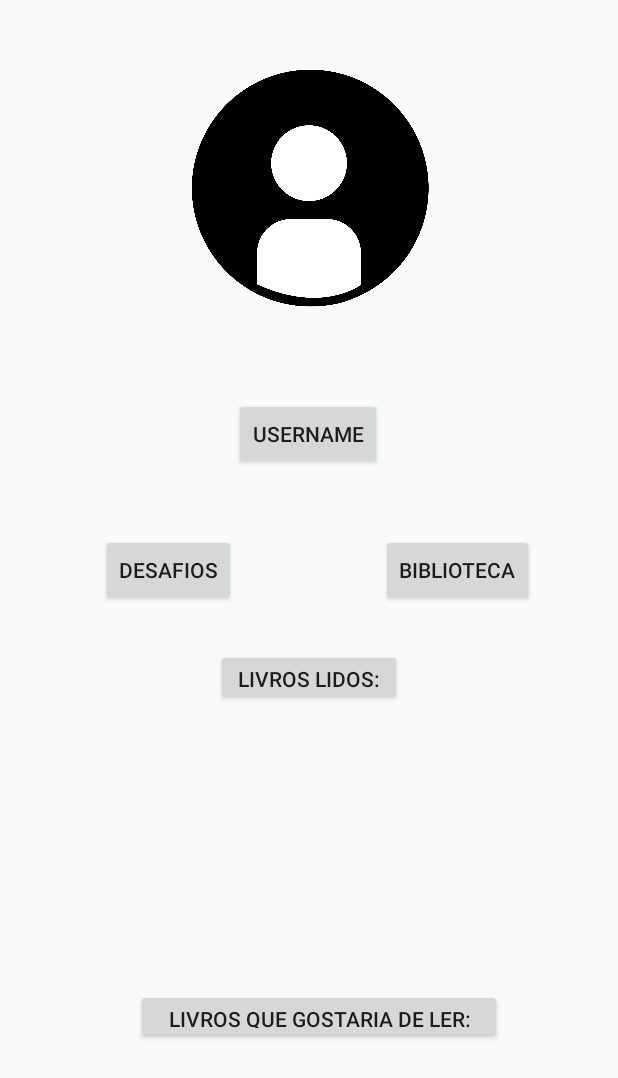
After one commit to Joshua-Mosso/-WowBook-, an Android app: the PerfilActivity screen opened directly, with no data from a screen before it, on a phone screen of 412 x 824 dp. The commit adds this screen. Shown: the top 1078 px of the screen. Run offline under Robolectric (Android 15) with nearby library versions, the phone set to English and light mode, and no system bars.

Commit message:
perfil, definiçoes feito

```diff
--- a/WOWBOOK/app/src/main/AndroidManifest.xml
+++ b/WOWBOOK/app/src/main/AndroidManifest.xml
@@ -9,7 +9,10 @@
         android:roundIcon="@mipmap/ic_launcher_round"
         android:supportsRtl="true"
         android:theme="@style/AppTheme">
-        <activity android:name=".BibliotecaperfilActivity"></activity>
+        <activity android:name=".PerfilSobreNosActivity"></activity>
+        <activity android:name=".EditarperfilActivity" />
+        <activity android:name=".PerfilActivity" />
+        <activity android:name=".BibliotecaperfilActivity" />
         <activity android:name=".desafios" />
         <activity
             android:name=".HomePage"
--- /dev/null
+++ b/WOWBOOK/app/src/main/java/com/example/wowbook/PerfilActivity.java
@@ -0,0 +1,13 @@
+package com.example.wowbook;
+
+import android.support.v7.app.AppCompatActivity;
+import android.os.Bundle;
+
+public class PerfilActivity extends AppCompatActivity {
+
+    @Override
+    protected void onCreate(Bundle savedInstanceState) {
+        super.onCreate(savedInstanceState);
+        setContentView(R.layout.perfil);
+    }
+}
--- /dev/null
+++ b/WOWBOOK/app/src/main/res/layout/perfil.xml
@@ -0,0 +1,78 @@
+<?xml version="1.0" encoding="utf-8"?>
+<android.support.constraint.ConstraintLayout xmlns:android="http://schemas.android.com/apk/res/android"
+    xmlns:app="http://schemas.android.com/apk/res-auto"
+    xmlns:tools="http://schemas.android.com/tools"
+    android:layout_width="match_parent"
+    android:layout_height="match_parent"
+    tools:context=".PerfilActivity">
+
+    <Button
+        android:id="@+id/button7"
+        android:layout_width="wrap_content"
+        android:layout_height="wrap_content"
+        android:text="Biblioteca"
+        app:layout_constraintBottom_toBottomOf="parent"
+        app:layout_constraintEnd_toEndOf="parent"
+        app:layout_constraintHorizontal_bias="0.819"
+        app:layout_constraintStart_toStartOf="parent"
+        app:layout_constraintTop_toTopOf="parent"
+        app:layout_constraintVertical_bias="0.459" />
+
+    <Button
+        android:id="@+id/button6"
+        android:layout_width="244dp"
+        android:layout_height="36dp"
+        android:text="Livros que gostaria de ler:"
+        app:layout_constraintBottom_toBottomOf="parent"
+        app:layout_constraintEnd_toEndOf="parent"
+        app:layout_constraintHorizontal_bias="0.538"
+        app:layout_constraintStart_toStartOf="parent"
+        app:layout_constraintTop_toTopOf="parent"
+        app:layout_constraintVertical_bias="0.837" />
+
+    <Button
+        android:id="@+id/button4"
+        android:layout_width="124dp"
+        android:layout_height="37dp"
+        android:text="Livros lidos:"
+        app:layout_constraintBottom_toBottomOf="parent"
+        app:layout_constraintEnd_toEndOf="parent"
+        app:layout_constraintStart_toStartOf="parent"
+        app:layout_constraintTop_toTopOf="parent"
+        app:layout_constraintVertical_bias="0.55" />
+
+    <Button
+        android:id="@+id/button3"
+        android:layout_width="wrap_content"
+        android:layout_height="wrap_content"
+        android:text="Desafios"
+        app:layout_constraintBottom_toBottomOf="parent"
+        app:layout_constraintEnd_toEndOf="parent"
+        app:layout_constraintHorizontal_bias="0.21"
+        app:layout_constraintStart_toStartOf="parent"
+        app:layout_constraintTop_toTopOf="parent"
+        app:layout_constraintVertical_bias="0.459" />
+
+    <Button
+        android:id="@+id/button2"
+        android:layout_width="wrap_content"
+        android:layout_height="wrap_content"
+        android:text="Username"
+        app:layout_constraintBottom_toBottomOf="parent"
+        app:layout_constraintEnd_toEndOf="parent"
+        app:layout_constraintHorizontal_bias="0.498"
+        app:layout_constraintStart_toStartOf="parent"
+        app:layout_constraintTop_toTopOf="parent"
+        app:layout_constraintVertical_bias="0.342" />
+
+    <ImageView
+        android:id="@+id/imageView6"
+        android:layout_width="257dp"
+        android:layout_height="234dp"
+        app:layout_constraintBottom_toBottomOf="parent"
+        app:layout_constraintEnd_toEndOf="parent"
+        app:layout_constraintStart_toStartOf="parent"
+        app:layout_constraintTop_toTopOf="parent"
+        app:layout_constraintVertical_bias="0.0"
+        app:srcCompat="@drawable/profile" />
+</android.support.constraint.ConstraintLayout>
```
Also changed, not shown: WOWBOOK/app/src/main/java/com/example/wowbook/EditarperfilActivity.java (added, +13 -0 lines), WOWBOOK/app/src/main/java/com/example/wowbook/PerfilSobreNosActivity.java (added, +13 -0 lines), WOWBOOK/app/src/main/res/layout/editarperfil.xml (added, +84 -0 lines), WOWBOOK/app/src/main/res/layout/fragment_profile.xml (+10 -14 lines), WOWBOOK/app/src/main/res/layout/perfil_sobre_nos.xml (added, +20 -0 lines).
